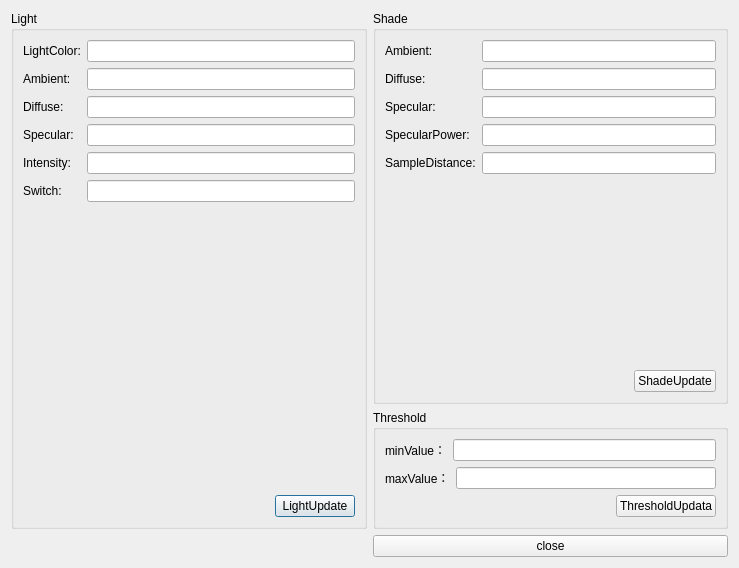
Above: VTKLearn/VTKModelLearn/volumeinfo.ui from Gaara-ops/VTKLearn before the change. Below: the same form after it.
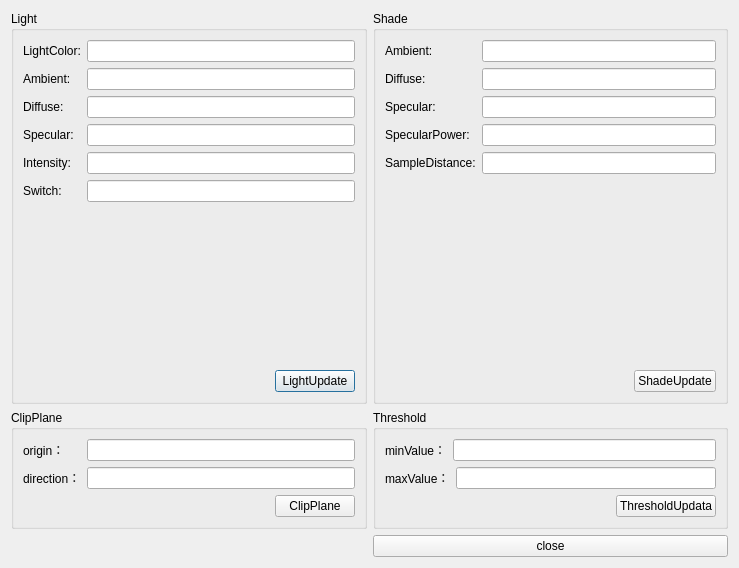
That is the form after the change.

What changed in the file:
```diff
--- a/VTKLearn/VTKModelLearn/volumeinfo.ui
+++ b/VTKLearn/VTKModelLearn/volumeinfo.ui
@@ -13,8 +13,10 @@
   <property name="windowTitle">
    <string>Dialog</string>
   </property>
-  <layout class="QGridLayout" name="gridLayout_4">
+  <layout class="QGridLayout" name="gridLayout_5">
    <item row="0" column="0">
+    <layout class="QVBoxLayout" name="verticalLayout_12">
+     <item>
     <widget class="QGroupBox" name="groupBox">
      <property name="title">
       <string>Light</string>
@@ -135,6 +137,77 @@
       </item>
      </layout>
     </widget>
+     </item>
+     <item>
+      <widget class="QGroupBox" name="groupBox_4">
+       <property name="title">
+        <string>ClipPlane</string>
+       </property>
+       <layout class="QGridLayout" name="gridLayout_4">
+        <item row="0" column="0">
+         <layout class="QVBoxLayout" name="verticalLayout_11">
+          <item>
+           <layout class="QHBoxLayout" name="horizontalLayout_8">
+            <item>
+             <layout class="QVBoxLayout" name="verticalLayout_9">
+              <item>
+               <widget class="QLabel" name="label_14">
+                <property name="text">
+                 <string>origin：</string>
+                </property>
+               </widget>
+              </item>
+              <item>
+               <widget class="QLabel" name="label_15">
+                <property name="text">
+                 <string>direction：</string>
+                </property>
+               </widget>
+              </item>
+             </layout>
+            </item>
+            <item>
+             <layout class="QVBoxLayout" name="verticalLayout_10">
+              <item>
+               <widget class="QLineEdit" name="lineEdit_Origin"/>
+              </item>
+              <item>
+               <widget class="QLineEdit" name="lineEdit_Direction"/>
+              </item>
+             </layout>
+            </item>
+           </layout>
+          </item>
+          <item>
+           <layout class="QHBoxLayout" name="horizontalLayout_9">
+            <item>
+             <spacer name="horizontalSpacer_4">
+              <property name="orientation">
+               <enum>Qt::Horizontal</enum>
+              </property>
+              <property name="sizeHint" stdset="0">
+               <size>
+                <width>40</width>
+                <height>20</height>
+               </size>
+              </property>
+             </spacer>
+            </item>
+            <item>
+             <widget class="QPushButton" name="ClipPlaneBtn">
+              <property name="text">
+               <string>ClipPlane</string>
+              </property>
+             </widget>
+            </item>
+           </layout>
+          </item>
+         </layout>
+        </item>
+       </layout>
+      </widget>
+     </item>
+    </layout>
    </item>
    <item row="0" column="1">
     <layout class="QVBoxLayout" name="verticalLayout_8">
```
Lines whose indentation alone changed are shown as unchanged.
